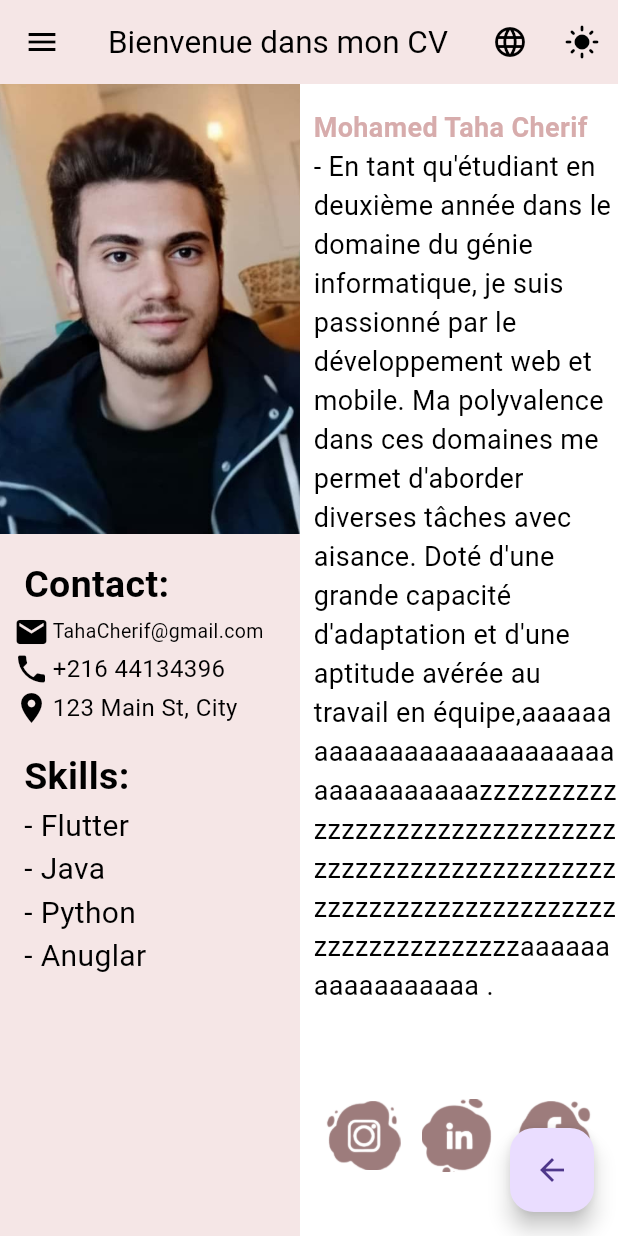
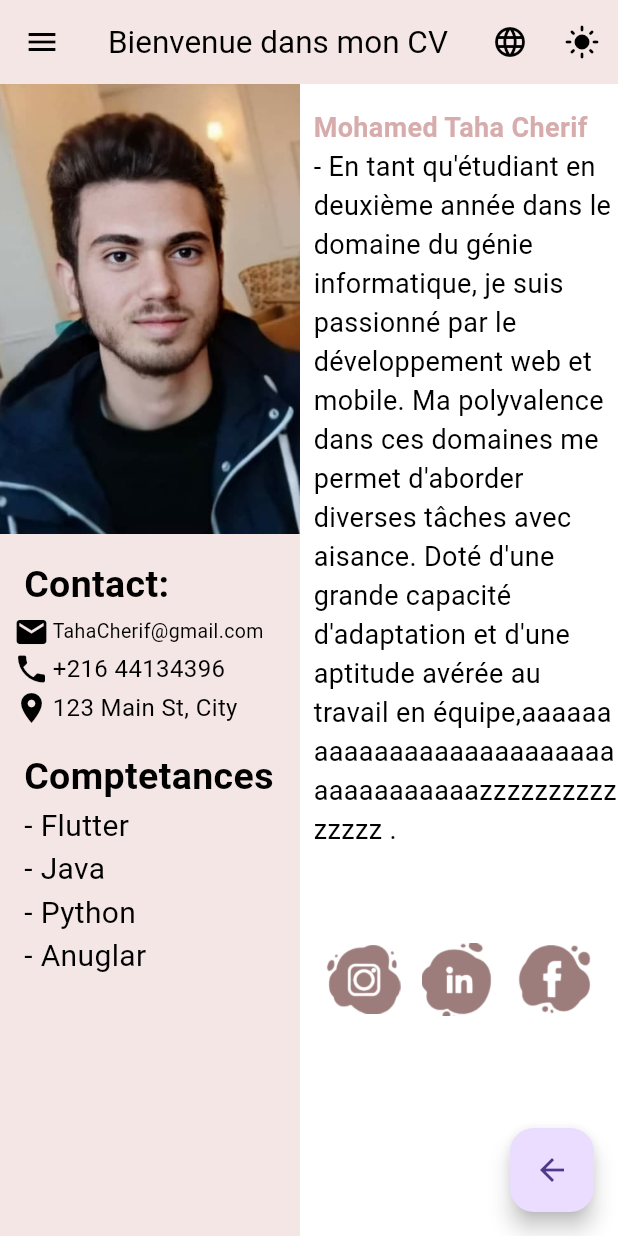
Before and after one commit to tahacherif/cv_build, a Flutter app: the screen it shows after launch, after a tap on "Mohamed Taha Cherif", on a phone screen of 412 x 824 dp. Run offline on Flutter 3.47's test engine with Material 3 defaults, Android fonts, the phone set to English and light mode, and no system bars; our stand-ins replace flutter_map, font_awesome_flutter, latlong2, shared_preferences; accounts and stored records are empty.

Commit message:
commit 44

```diff
--- a/lib/cv.page.dart
+++ b/lib/cv.page.dart
@@ -1,9 +1,11 @@
 import 'package:flutter/material.dart';
+import 'package:shared_preferences/shared_preferences.dart';
 import 'package:cv_build/data/user_data_source.dart'; // Import UserDataSource
 import 'package:cv_build/model/user.dart';
-import 'package:shared_preferences/shared_preferences.dart';
 import 'menu/drawer.widget.dart';
 import 'package:url_launcher/url_launcher.dart';
+import 'main.dart';
+import '../config/global.params.dart';
 
 class CvPage extends StatefulWidget {
   CvPage();
@@ -14,6 +16,7 @@ class CvPage extends StatefulWidget {
 
 class _CvPageState extends State<CvPage> {
   late bool _isLightMode;
+
   @override
   void initState() {
     super.initState();
@@ -33,12 +36,17 @@ class _CvPageState extends State<CvPage> {
       });
     }
   }
-
   void _toggleTheme() async {
     SharedPreferences prefs = await SharedPreferences.getInstance();
     setState(() {
       _isLightMode = !_isLightMode;
       prefs.setBool("isLightMode", _isLightMode);
+    });
+  }
+
+  void _toggleLanguage() {
+    setState(() {
+      isEnglishOn = !isEnglishOn;
     });
   }
 
@@ -58,19 +66,19 @@ class _CvPageState extends State<CvPage> {
         } else {
           User user = snapshot.data!;
           return Scaffold(
-            drawer: MyDrawer(user: user),
+            drawer: MyDrawer(user: user, isEnglishOn: isEnglishOn),
             appBar: AppBar(
               title: Text(
-                'Bienvenue dans mon CV',
+                isEnglishOn ? 'Bienvenue dans mon CV' : 'Welcome to my CV',
                 style: TextStyle(fontSize: 21, color: _isLightMode ? Colors.black : Colors.white),
               ),
-              backgroundColor: _isLightMode ? Color(0xFFF5E6E6) : Colors.black, // Adjust background color based on theme
-              iconTheme: IconThemeData(color: _isLightMode ? Colors.black : Colors.white), // Change drawer icon color
+              backgroundColor: _isLightMode ? Color(0xFFF5E6E6) : Colors.black,
+              iconTheme: IconThemeData(color: _isLightMode ? Colors.black : Colors.white),
               actions: [
                 IconButton(
                   icon: Icon(Icons.language, color: _isLightMode ? Colors.black : Colors.white),
                   onPressed: () {
-                    // Add language change logic here
+                    _toggleLanguage();
                   },
                 ),
                 IconButton(
@@ -81,15 +89,14 @@ class _CvPageState extends State<CvPage> {
                 ),
               ],
             ),
-
             body: Padding(
               padding: EdgeInsets.all(0),
               child: Row(
                 crossAxisAlignment: CrossAxisAlignment.start,
                 children: [
-                  // Partie gauche pour la photo et les contacts
+                  // Left side for photo and contacts
                   Container(
-                    color: _isLightMode ? Color(0xFFF5E6E6) : Colors.black, // Adjust background color based on theme
+                    color: _isLightMode ? Color(0xFFF5E6E6) : Colors.black,
                     padding: EdgeInsets.all(0),
                     width: 200,
                     child: Column(
@@ -158,7 +165,7 @@ class _CvPageState extends State<CvPage> {
                         Padding(
                           padding: const EdgeInsets.only(left: 16),
                           child: Text(
-                            'Skills:',
+                            isEnglishOn ? 'Comptetances' : 'Skills:',
                             style: TextStyle(fontSize: 25, fontWeight: FontWeight.bold, color: _isLightMode ? Colors.black : Colors.white),
                           ),
                         ),
@@ -171,8 +178,7 @@ class _CvPageState extends State<CvPage> {
                                 '- $skill',
                                 style: TextStyle(fontSize: 20, color: _isLightMode ? Colors.black : Colors.white),
                               ),
-                            )).toList(),
-                            SizedBox(height: 100),
+                            ))
                           ],
                         ),
                       ],
@@ -180,27 +186,27 @@ class _CvPageState extends State<CvPage> {
                   ),
                   Expanded(
                     child: Container(
-                      color: _isLightMode ? Colors.white : Colors.grey[800], // Adjust background color based on theme
+                      color: _isLightMode ? Colors.white : Colors.grey[800],
                       child: Column(
                         crossAxisAlignment: CrossAxisAlignment.start,
                         children: [
                           SizedBox(height: 16),
                           Padding(
-                            padding: const EdgeInsets.only(left: 9.0), // Adjust the left padding as needed
+                            padding: const EdgeInsets.only(left: 9.0),
                             child: Text(
                               user.name,
                               style: TextStyle(fontSize: 18, fontWeight: FontWeight.bold, color: _isLightMode ? Color(0xFFD7ACAC) : Colors.white),
                             ),
                           ),
-
                           Padding(
-                            padding: const EdgeInsets.only(left: 9.0), // Adjust the left padding as needed
+                            padding: const EdgeInsets.only(left: 9.0),
                             child: Text(
-                              '- ${user.summary}',
+                              isEnglishOn
+                                  ? '- ${user.summary}'
+                                  : "-As a second-year student in the field of computer engineering, I am passionate about web and mobile development. My versatility in these areas allows me to tackle various tasks with ease. Endowed with great adaptability and a proven ability to work in a team.",
                               style: TextStyle(fontSize: 18, color: _isLightMode ? Colors.black : Colors.white),
                             ),
                           ),
-
                           SizedBox(height: 60),
                           Row(
                             mainAxisAlignment: MainAxisAlignment.center,
@@ -218,7 +224,7 @@ class _CvPageState extends State<CvPage> {
                                   ),
                                 ),
                               ),
-                              SizedBox(width: 10), // Ajoutez un espacement horizontal de 10 pixels
+                              SizedBox(width: 10),
                               GestureDetector(
                                 onTap: () {
                                   launch('https://www.linkedin.com/in/taha-cherif-130481207/');
@@ -232,7 +238,7 @@ class _CvPageState extends State<CvPage> {
                                   ),
                                 ),
                               ),
-                              SizedBox(width: 10), // Ajoutez un espacement horizontal de 10 pixels
+                              SizedBox(width: 10),
                               GestureDetector(
                                 onTap: () {
                                   launch('https://www.facebook.com/taha.cherif.52');
@@ -248,7 +254,6 @@ class _CvPageState extends State<CvPage> {
                               ),
                             ],
                           ),
-
                         ],
                       ),
                     ),
@@ -256,7 +261,6 @@ class _CvPageState extends State<CvPage> {
                 ],
               ),
             ),
-
             floatingActionButton: FloatingActionButton(
               onPressed: () async {
                 SharedPreferences prefs = await SharedPreferences.getInstance();
--- a/lib/data/user_data_source.dart
+++ b/lib/data/user_data_source.dart
@@ -10,7 +10,7 @@ class UserDataSource {
       "+216 44134396",
       "123 Main St, City",
       "taha.jpg",
-      "En tant qu'étudiant en deuxième année dans le domaine du génie informatique, je suis passionné par le développement web et mobile. Ma polyvalence dans ces domaines me permet d'aborder diverses tâches avec aisance. Doté d'une grande capacité d'adaptation et d'une aptitude avérée au travail en équipe,aaaaaaaaaaaaaaaaaaaaaaaaaaaaaaaaaaaaazzzzzzzzzzzzzzzzzzzzzzzzzzzzzzzzzzzzzzzzzzzzzzzzzzzzzzzzzzzzzzzzzzzzzzzzzzzzzzzzzzzzzzzzzzzaaaaaaaaaaaaaaaaa .",
+      "En tant qu'étudiant en deuxième année dans le domaine du génie informatique, je suis passionné par le développement web et mobile. Ma polyvalence dans ces domaines me permet d'aborder diverses tâches avec aisance. Doté d'une grande capacité d'adaptation et d'une aptitude avérée au travail en équipe,aaaaaaaaaaaaaaaaaaaaaaaaaaaaaaaaaaaaazzzzzzzzzzzzzzz .",
       ["Flutter", "Java", "Python" ,"Anuglar" ],
       [
         Experience("Senior Developer", "ABC Inc.", "2018", "Present", "Developed new features for XYZ app."),
--- a/lib/langue.page.dart
+++ b/lib/langue.page.dart
@@ -61,7 +61,10 @@ class LanguePage extends StatelessWidget {
     return ElevatedButton.icon(
       onPressed: () {
         Provider.of<LanguageProvider>(context, listen: false).changeLanguage(locale);
+        print(locale);
+        Navigator.pop(context); // Navigate back after changing the language
       },
+
       icon: Icon(icon),
       label: Text(language),
       style: ElevatedButton.styleFrom(
--- a/lib/main.dart
+++ b/lib/main.dart
@@ -1,57 +1,47 @@
-import 'package:cv_build/formation.page.dart';
-import 'package:cv_build/langue.page.dart';
 import 'package:cv_build/skills.page.dart';
 import 'package:flutter/material.dart';
-import 'package:cv_build/cv.page.dart';
-import 'package:cv_build/home.page.dart';
-import 'package:cv_build/data/user_data_source.dart';
-import 'package:cv_build/model/user.dart';
-
+import 'package:provider/provider.dart';
+import 'LanguageProvider.dart';
+import 'cv.page.dart';
 import 'exp.page.dart';
-
-
+import 'formation.page.dart';
+import 'home.page.dart';
+import 'langue.page.dart';
+import 'map.page.dart';
+bool isEnglishOn = true;
 void main() {
   runApp(MyApp());
 }
 
-class MyApp extends StatefulWidget {
-  @override
-  _MyAppState createState() => _MyAppState();
-}
-
-class _MyAppState extends State<MyApp> {
-  late User user;
-
-  @override
-  void initState() {
-    super.initState();
-    _getUserData();
-  }
-
-  Future<void> _getUserData() async {
-    // For demonstration purposes, let's assume we want the first user in the list by default
-    user = UserDataSource.users.isNotEmpty ? UserDataSource.users[0] : User.empty();
-    setState(() {}); // Update the state to rebuild the UI with fetched data
-  }
-
+class MyApp extends StatelessWidget {
   @override
   Widget build(BuildContext context) {
+    return ChangeNotifierProvider<LanguageProvider>(
+      create: (_) => LanguageProvider(), // Create an instance of LanguageProvider
+      child: Consumer<LanguageProvider>(
+        builder: (context, languageProvider, _) {
           return MaterialApp(
+            // MaterialApp with language switching support
             theme: ThemeData.light(), // Default light mode theme
             darkTheme: ThemeData.dark(), // Dark mode theme
-      themeMode: ThemeMode.system, // Set to system to follow system settings, you can change it to ThemeMode.light or ThemeMode.dark
+            themeMode: ThemeMode.system, // Set to system to follow system settings
+            debugShowCheckedModeBanner: false,
+            home: HomePage(),
             routes: {
-        '/cvPage': (context) => CvPage(), // Pass the user to CvPage
+              '/cvPage': (context) => CvPage(),
               '/home': (context) => HomePage(),
               '/formation': (context) => FormationPage(),
               '/exp': (context) => ExpPage(),
               '/langue': (context) => LanguePage(),
               '/skills': (context) => SkillsPage(),
+              '/maps': (context) => MapPage(),
+
 
 
             },
-      debugShowCheckedModeBanner: false,
-      home: HomePage(),
+          );
+        },
+      ),
     );
   }
 }
--- a/pubspec.yaml
+++ b/pubspec.yaml
@@ -35,7 +35,9 @@ dependencies:
   http:
 
 
-
+  language_picker:
+  font_awesome_flutter:
+  flutter_map:
 
 
 
```
Also changed, not shown: lib/config/global.params.dart (+9 -8 lines), lib/map.page.dart (added, +73 -0 lines), lib/menu/drawer.widget.dart (+18 -6 lines), pubspec.lock. Lines whose indentation alone changed are shown as unchanged.
